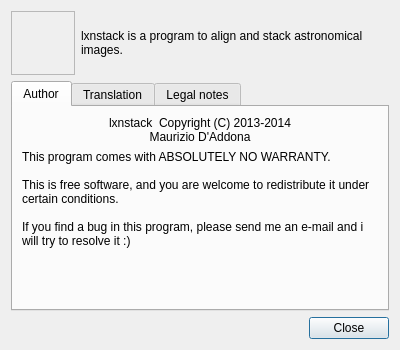
First picture: the form in lxnstack-git/src/ui/about_dialog.ui, repository mauritiusdadd/lxnstack, before the edit.
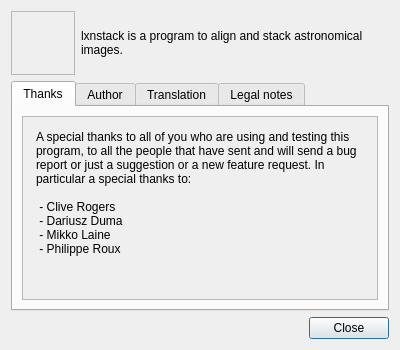
Second picture: the form after the edit. Icons and pictures are not drawn.

```diff
--- a/lxnstack-git/src/ui/about_dialog.ui
+++ b/lxnstack-git/src/ui/about_dialog.ui
@@ -71,6 +71,62 @@
      <property name="currentIndex">
       <number>0</number>
      </property>
+     <widget class="QWidget" name="tab_4">
+      <attribute name="title">
+       <string>Thanks</string>
+      </attribute>
+      <layout class="QVBoxLayout" name="verticalLayout_7">
+       <item>
+        <widget class="QScrollArea" name="scrollArea_3">
+         <property name="frameShape">
+          <enum>QFrame::StyledPanel</enum>
+         </property>
+         <property name="frameShadow">
+          <enum>QFrame::Plain</enum>
+         </property>
+         <property name="widgetResizable">
+          <bool>true</bool>
+         </property>
+         <widget class="QWidget" name="scrollAreaWidgetContents_3">
+          <property name="geometry">
+           <rect>
+            <x>0</x>
+            <y>0</y>
+            <width>370</width>
+            <height>200</height>
+           </rect>
+          </property>
+          <layout class="QVBoxLayout" name="verticalLayout_8">
+           <item>
+            <widget class="QLabel" name="label_7">
+             <property name="text">
+              <string>A special thanks to all of you who are using and testing this program, to all the people that have sent and will send a bug report or just a suggestion or a new feature request. In particular a special thanks to:
+
+ - Clive Rogers
+ - Dariusz Duma
+ - Mikko Laine
+ - Philippe Roux</string>
+             </property>
+             <property name="alignment">
+              <set>Qt::AlignLeading|Qt::AlignLeft|Qt::AlignTop</set>
+             </property>
+             <property name="wordWrap">
+              <bool>true</bool>
+             </property>
+             <property name="margin">
+              <number>4</number>
+             </property>
+             <property name="indent">
+              <number>4</number>
+             </property>
+            </widget>
+           </item>
+          </layout>
+         </widget>
+        </widget>
+       </item>
+      </layout>
+     </widget>
      <widget class="QWidget" name="tab">
       <attribute name="title">
        <string>Author</string>
```
